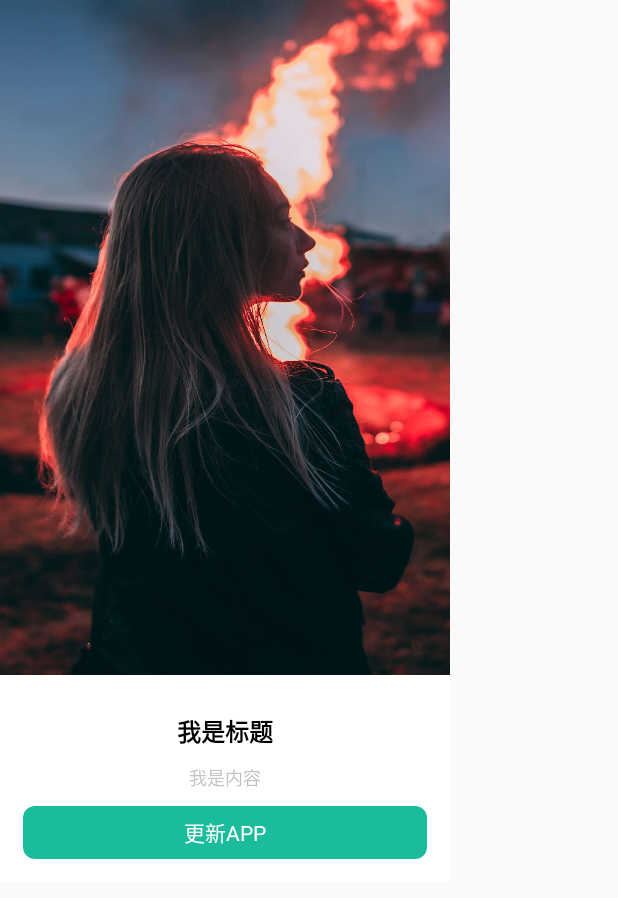
After one commit to javazhangyi/Android_APP_Update, an Android app: the layout dialog_updater.xml on its own in the app's theme, with its tools: preview values and no code run, on a phone screen of 412 x 824 dp. The commit adds this screen. Shown: the top 898 px of the screen. Run offline under Robolectric (Android 15) with nearby library versions, the phone set to English and light mode, and no system bars.

```diff
--- a/appupdater/src/main/java/com/yinlei/appupdater/updater/bean/DownloadBean.kt
+++ b/appupdater/src/main/java/com/yinlei/appupdater/updater/bean/DownloadBean.kt
@@ -2,8 +2,9 @@ package com.yinlei.appupdater.updater.bean
 
 import org.json.JSONException
 import org.json.JSONObject
+import java.io.Serializable
 
-data class DownloadBean(val title: String, val content: String, val url: String,val md5: String, val versionCode: String ){
+data class DownloadBean(val title: String, val content: String, val url: String,val md5: String, val versionCode: String ): Serializable{
 
     companion object {
         fun parse(response: String): DownloadBean? {
--- /dev/null
+++ b/appupdater/src/main/res/drawable/shape_dialog_btn.xml
@@ -0,0 +1,6 @@
+<?xml version="1.0" encoding="utf-8"?>
+<shape xmlns:android="http://schemas.android.com/apk/res/android"
+    android:shape="rectangle">
+    <solid android:color="#1abc9c"></solid>
+    <corners android:radius="8dp"/>
+</shape>
--- /dev/null
+++ b/appupdater/src/main/res/layout/dialog_updater.xml
@@ -0,0 +1,53 @@
+<?xml version="1.0" encoding="utf-8"?>
+<LinearLayout
+    xmlns:android="http://schemas.android.com/apk/res/android"
+    android:layout_width="300dp"
+    xmlns:tools="http://schemas.android.com/tools"
+    android:orientation="vertical"
+    android:layout_height="wrap_content">
+    <ImageView
+        android:layout_width="300dp"
+        android:layout_height="450dp"
+        android:background="@drawable/dialog_bg"
+        android:scaleType="fitCenter"/>
+
+    <LinearLayout
+        android:layout_width="match_parent"
+        android:layout_height="wrap_content"
+        android:orientation="vertical"
+        android:background="@android:color/white"
+        android:padding="15dp">
+
+        <TextView
+            android:id="@+id/tvTitle"
+            android:layout_width="wrap_content"
+            android:layout_height="wrap_content"
+            android:layout_gravity="center_horizontal"
+            tools:text="我是标题"
+            android:textStyle="bold"
+            android:textSize="16sp"
+            android:layout_marginTop="10dp"
+            android:textColor="@android:color/black"/>
+        <TextView
+            android:id="@+id/tvContent"
+            android:layout_width="wrap_content"
+            android:layout_height="wrap_content"
+            android:layout_gravity="center_horizontal"
+            tools:text="我是内容"
+            android:textSize="12sp"
+            android:layout_marginTop="10dp"
+            android:textColor="#66666666"/>
+        <TextView
+            android:id="@+id/tvUpdate"
+            android:layout_width="match_parent"
+            android:layout_height="35dp"
+            android:layout_gravity="center_horizontal"
+            android:text="更新APP"
+            android:background="@drawable/shape_dialog_btn"
+            android:gravity="center"
+            android:layout_marginTop="10dp"
+            android:textColor="@android:color/white"/>
+
+    </LinearLayout>
+
+</LinearLayout>
```
Also changed, not shown: appupdater/src/main/AndroidManifest.xml (+9 -0 lines), appupdater/src/main/java/com/yinlei/appupdater/MainActivity.kt (+15 -24 lines), appupdater/src/main/java/com/yinlei/appupdater/updater/network/INetManager.kt (+5 -2 lines), appupdater/src/main/java/com/yinlei/appupdater/updater/network/OkhttpNetworkManager.kt (+38 -6 lines), appupdater/src/main/java/com/yinlei/appupdater/updater/ui/UpdateVersionShowDialog.kt (added, +121 -0 lines), appupdater/src/main/java/com/yinlei/appupdater/updater/utils/AppUtils.kt (added, +84 -0 lines), appupdater/src/main/res/xml/fileproviderpath.xml (added, +31 -0 lines), appupdater/src/main/res/drawable/dialog_bg.jpeg (added), 4 other files.
